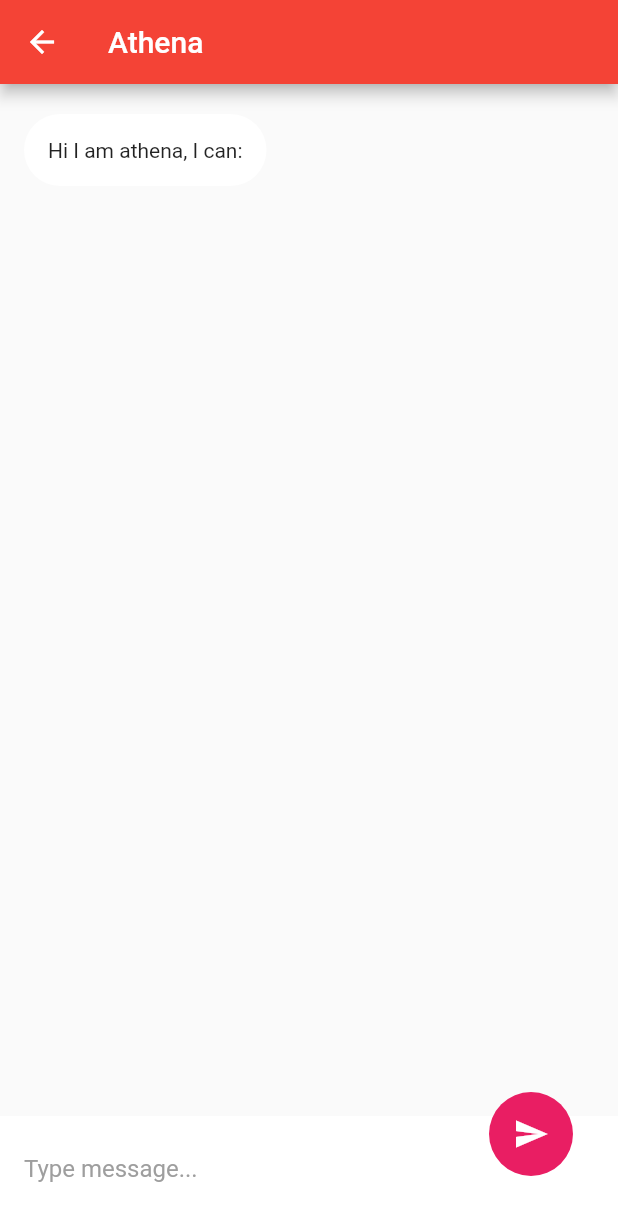
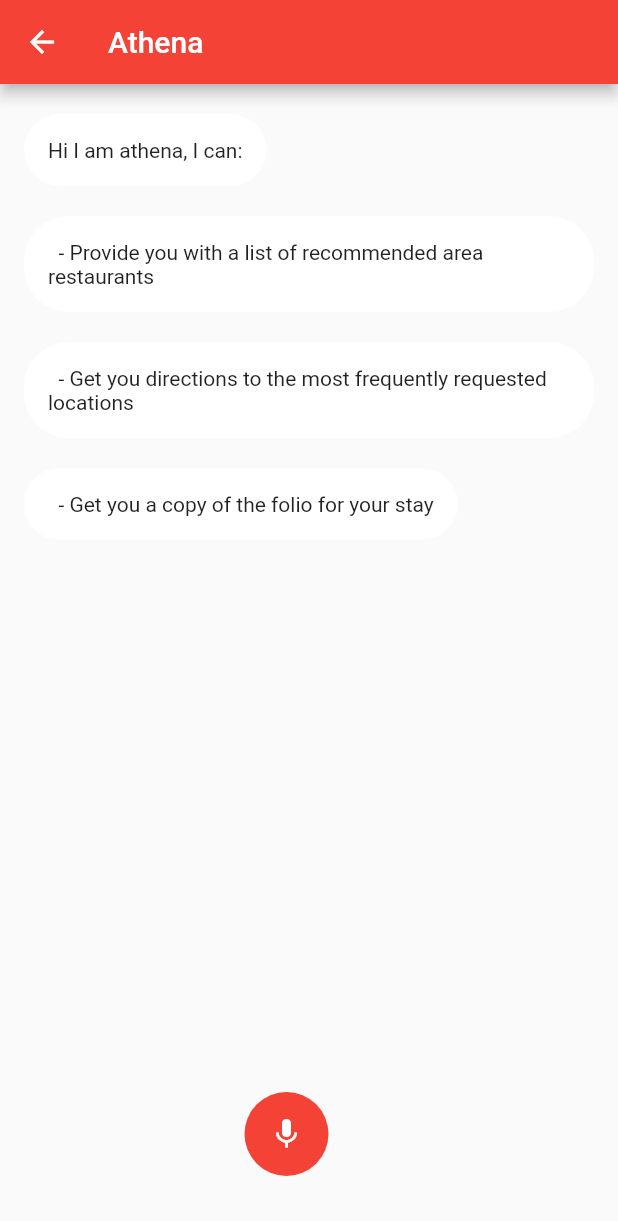
Before and after one commit to BekaHaile/Athena, a Flutter app: the ChatDetailPage screen opened by its route, on a phone screen of 412 x 824 dp. Shown: the top 1221 px of the screen. Run offline on Flutter 3.47's test engine with Material 2 defaults, Android fonts, the phone set to English and light mode, and no system bars; our stand-ins replace avatar_glow, flutter_tts, speech_to_text.

```diff
--- a/lib/Pages/chat_detail_page.dart
+++ b/lib/Pages/chat_detail_page.dart
@@ -3,6 +3,7 @@ import 'package:athena_2/Models/chat_message.dart';
 import 'package:flutter/cupertino.dart';
 import 'package:flutter/material.dart';
 import 'package:flutter_tts/flutter_tts.dart';
+import 'package:speech_to_text/speech_to_text.dart' as stt;
 
 class ChatDetailPage extends StatefulWidget {
   @override
@@ -12,11 +13,19 @@ class ChatDetailPage extends StatefulWidget {
 class _ChatDetailPageState extends State<ChatDetailPage> {
   List<ChatMessage> chatMessage = [
     ChatMessage(message: "Hi I am athena, I can:", type: MessageType.Receiver),
+    ChatMessage(message: "  - Provide you with a list of recommended area restaurants", type: MessageType.Receiver),
+    ChatMessage(message: "  - Get you directions to the most frequently requested locations", type: MessageType.Receiver),
+    ChatMessage(message: "  - Get you a copy of the folio for your stay", type: MessageType.Receiver),
   ];
 
   TextEditingController messageController = TextEditingController();
   ScrollController _scrollController = new ScrollController();
   FlutterTts flutterTts = FlutterTts();
+
+  stt.SpeechToText _speech;
+  bool _isListening = false;
+  // double _confidence = 1.0;
+  bool initialized = false;
 
   void showModal() {
     showModalBottomSheet(
@@ -59,13 +68,17 @@ class _ChatDetailPageState extends State<ChatDetailPage> {
     super.initState();
 
     initializeTts();
+    _speech = stt.SpeechToText();
   }
 
   void initializeTts() async {
     await flutterTts.setLanguage("en-US");
     await flutterTts.setPitch(1);
 
-    await flutterTts.speak('I can');
+    await flutterTts.speak('Hi I am Athena, I can: '
+    + 'Provide you with a list of recommended area restaurants'
+    + 'Get you directions to the most frequently requested locations'
+    + 'Get you a copy of the folio for your stay');
   }
 
   @override
@@ -91,44 +104,45 @@ class _ChatDetailPageState extends State<ChatDetailPage> {
               },
             ),
           ),
+          // Align(
+          //   alignment: Alignment.bottomLeft,
+          //   child: Container(
+          //     padding: EdgeInsets.only(left: 16, bottom: 10),
+          //     height: 80,
+          //     width: double.infinity,
+          //     color: Colors.white,
+          //     child: Row(
+          //       children: <Widget>[
+          //         Expanded(
+          //           child: TextField(
+          //             controller: messageController,
+          //             decoration: InputDecoration(
+          //                 hintText: "Type message...",
+          //                 hintStyle: TextStyle(color: Colors.grey.shade500),
+          //                 border: InputBorder.none),
+          //             onSubmitted: (value) {
+          //               sendSms();
+          //             },
+          //           ),
+          //         ),
+          //       ],
+          //     ),
+          //   ),
+          // ),
           Align(
-            alignment: Alignment.bottomLeft,
-            child: Container(
-              padding: EdgeInsets.only(left: 16, bottom: 10),
-              height: 80,
-              width: double.infinity,
-              color: Colors.white,
-              child: Row(
-                children: <Widget>[
-                  Expanded(
-                    child: TextField(
-                      controller: messageController,
-                      decoration: InputDecoration(
-                          hintText: "Type message...",
-                          hintStyle: TextStyle(color: Colors.grey.shade500),
-                          border: InputBorder.none),
-                      onSubmitted: (value) {
-                        sendSms();
-                      },
-                    ),
-                  ),
-                ],
-              ),
-            ),
-          ),
-          Align(
-            alignment: Alignment.bottomRight,
+            alignment: Alignment.bottomCenter,
             child: Container(
               padding: EdgeInsets.only(right: 30, bottom: 40),
               child: FloatingActionButton(
-                onPressed: () {
-                  sendSms();
+                onPressed: () async {
+                  // sendSms();
+                  _listen();
                 },
                 child: Icon(
-                  Icons.send,
+                  Icons.mic,
                   color: Colors.white,
                 ),
-                backgroundColor: Colors.pink,
+                backgroundColor: _isListening ? Colors.green : Colors.red,
                 elevation: 0,
               ),
             ),
@@ -138,16 +152,51 @@ class _ChatDetailPageState extends State<ChatDetailPage> {
     );
   }
 
-  void sendSms() async {
+  Future<bool> _initialize() async {
+    bool available = await _speech.initialize(onStatus: (val) {
+      print('onStatus: $val');
+    }, onError: (val) {
+      print('onError: $val');
+    });
+    initialized = true;
+    return available;
+  }
+
+  void _listen() async {
+    if (!initialized) {
+      if (!await _initialize()) print('error initializing');
+    }
+    if (!_isListening) {
+      setState(() => _isListening = true);
+      _speech.listen(
+          onResult: (val) {
+            setState(() {
+              print("***********" + val.recognizedWords);
+              _isListening = false;
+
+              if (val.recognizedWords != '') sendSms(val.recognizedWords);
+            });
+          },
+          listenFor: Duration(minutes: 2),
+          cancelOnError: false,
+          partialResults: false);
+    } else {
+      setState(() => _isListening = false);
+      _speech.stop();
+    }
+  }
+
+  void sendSms(String text) async {
     ChatMessage newMessage =
-        ChatMessage(message: messageController.text, type: MessageType.Sender);
+        ChatMessage(message: text, type: MessageType.Sender);
     setState(() {
       chatMessage.add(newMessage);
     });
 
     ChatMessage replyMessage = ChatMessage(
-        message: 'Did you say ' + messageController.text,
-        type: MessageType.Receiver);
+        message: 'Did you say "' + text + '"', type: MessageType.Receiver);
+
+      await flutterTts.speak('Did you say ' + text);
     setState(() {
       chatMessage.add(replyMessage);
       FocusScope.of(context).unfocus();
@@ -159,7 +208,7 @@ class _ChatDetailPageState extends State<ChatDetailPage> {
       duration: const Duration(milliseconds: 300),
     );
 
-    await flutterTts.speak('Did you say ' + messageController.text);
+    // await flutterTts.speak('Did you say ' + messageController.text);
 
     messageController.text = '';
   }
--- a/pubspec.yaml
+++ b/pubspec.yaml
@@ -32,6 +32,7 @@ dependencies:
   avatar_glow: ^1.2.0
   highlight_text: ^0.7.2
   flutter_tts: ^2.0.0
+  http: ^0.12.2
 
 dev_dependencies:
   flutter_test:
```
Also changed, not shown: lib/Pages/athena_home.dart (+7 -10 lines), lib/Services/api.dart (added, +24 -0 lines), lib/Services/speech_to_text.dart (+31 -31 lines), pubspec.lock.
